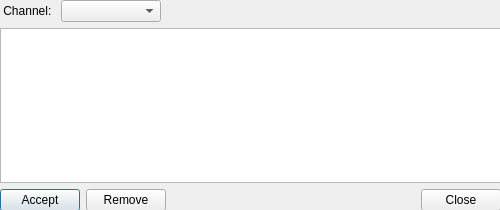
Qt form ui/moderation.ui (gitter-badger/simplechatclient) before a commit.
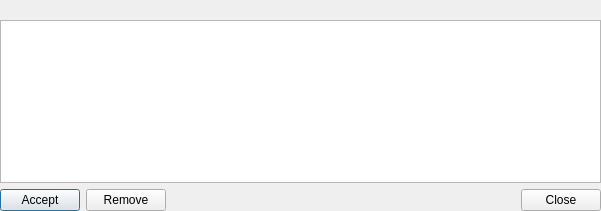
The same form after that commit. Icons and pictures are not drawn.

```diff
--- a/ui/moderation.ui
+++ b/ui/moderation.ui
@@ -6,20 +6,20 @@
    <rect>
     <x>0</x>
     <y>0</y>
-    <width>500</width>
-    <height>210</height>
+    <width>601</width>
+    <height>211</height>
    </rect>
   </property>
   <property name="minimumSize">
    <size>
-    <width>500</width>
-    <height>210</height>
+    <width>601</width>
+    <height>211</height>
    </size>
   </property>
   <property name="maximumSize">
    <size>
-    <width>500</width>
-    <height>210</height>
+    <width>601</width>
+    <height>211</height>
    </size>
   </property>
   <property name="windowTitle">
@@ -34,44 +34,23 @@
     <rect>
      <x>0</x>
      <y>0</y>
-     <width>501</width>
+     <width>601</width>
      <height>211</height>
     </rect>
    </property>
    <layout class="QVBoxLayout" name="verticalLayout">
     <item>
-     <layout class="QHBoxLayout" name="horizontalLayout_2">
-      <item>
-       <widget class="QLabel" name="label_channel">
-        <property name="text">
-         <string> Channel: </string>
-        </property>
-       </widget>
-      </item>
-      <item>
-       <widget class="QComboBox" name="comboBox_channels">
-        <property name="minimumSize">
-         <size>
-          <width>100</width>
-          <height>0</height>
-         </size>
-        </property>
-       </widget>
-      </item>
-      <item>
-       <spacer name="horizontalSpacer">
-        <property name="orientation">
-         <enum>Qt::Horizontal</enum>
-        </property>
-        <property name="sizeHint" stdset="0">
-         <size>
-          <width>40</width>
-          <height>20</height>
-         </size>
-        </property>
-       </spacer>
-      </item>
-     </layout>
+     <widget class="QLabel" name="label_channel">
+      <property name="styleSheet">
+       <string notr="true">font-weight:bold;</string>
+      </property>
+      <property name="text">
+       <string/>
+      </property>
+      <property name="alignment">
+       <set>Qt::AlignCenter</set>
+      </property>
+     </widget>
     </item>
     <item>
      <widget class="QListWidget" name="listWidget_msg">
```
